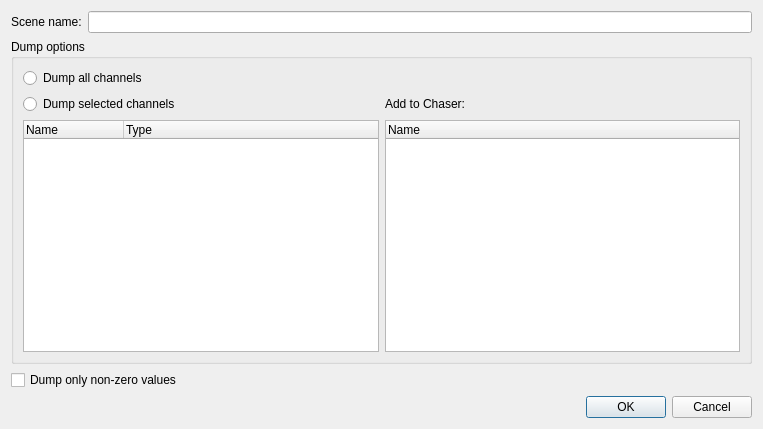
mcallegari/qlcplus, file ui/src/dmxdumpfactory.ui: the form before one commit.
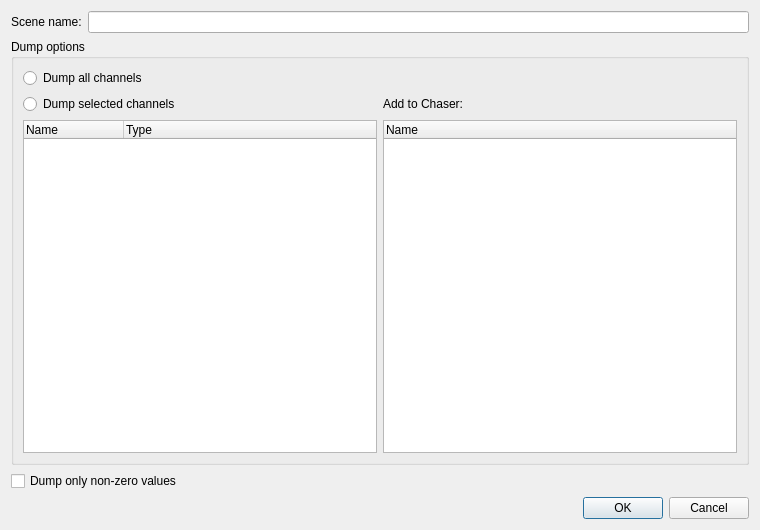
The form after the commit. Icons and pictures are not drawn.

```diff
--- a/ui/src/dmxdumpfactory.ui
+++ b/ui/src/dmxdumpfactory.ui
@@ -6,8 +6,8 @@
    <rect>
     <x>0</x>
     <y>0</y>
-    <width>763</width>
-    <height>429</height>
+    <width>760</width>
+    <height>530</height>
    </rect>
   </property>
   <property name="windowTitle">
```
Left out of the diff: 9 changed lines with no effect on the pictures.
